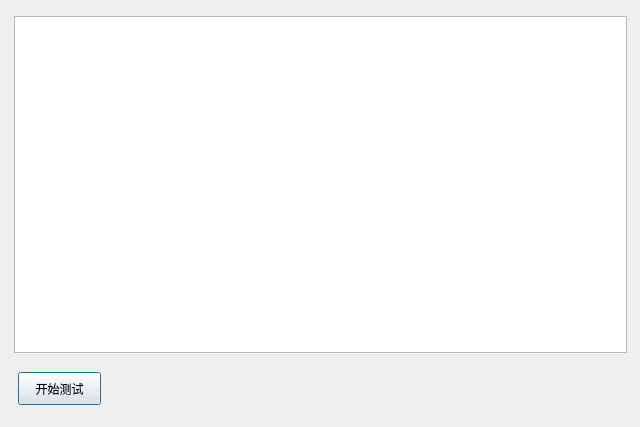
Old version of the form TCLAutoTestTool/DialogTestFlow.ui in the repository wlffeng2008/TCLAutoTest.
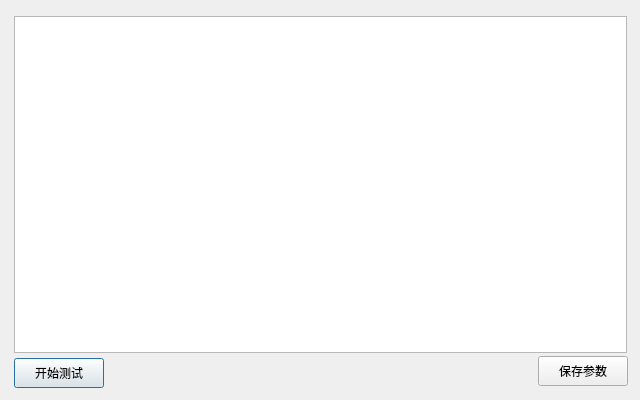
New version of the form.

Patch:
```diff
--- a/TCLAutoTestTool/DialogTestFlow.ui
+++ b/TCLAutoTestTool/DialogTestFlow.ui
@@ -7,7 +7,7 @@
     <x>0</x>
     <y>0</y>
     <width>640</width>
-    <height>427</height>
+    <height>400</height>
    </rect>
   </property>
   <property name="windowTitle">
@@ -26,16 +26,29 @@
   <widget class="QPushButton" name="pushButtonAction">
    <property name="geometry">
     <rect>
-     <x>18</x>
-     <y>372</y>
-     <width>83</width>
-     <height>33</height>
+     <x>14</x>
+     <y>358</y>
+     <width>90</width>
+     <height>30</height>
     </rect>
    </property>
    <property name="text">
     <string>开始测试</string>
    </property>
   </widget>
+  <widget class="QPushButton" name="pushButtonSave">
+   <property name="geometry">
+    <rect>
+     <x>538</x>
+     <y>356</y>
+     <width>90</width>
+     <height>30</height>
+    </rect>
+   </property>
+   <property name="text">
+    <string>保存参数</string>
+   </property>
+  </widget>
  </widget>
  <resources/>
  <connections/>
```
